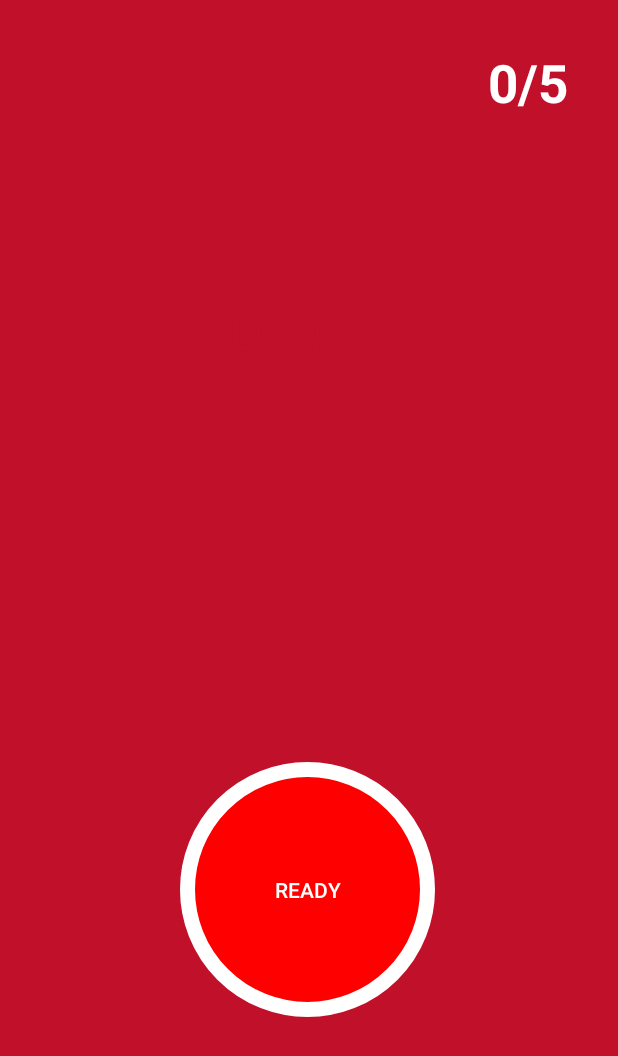
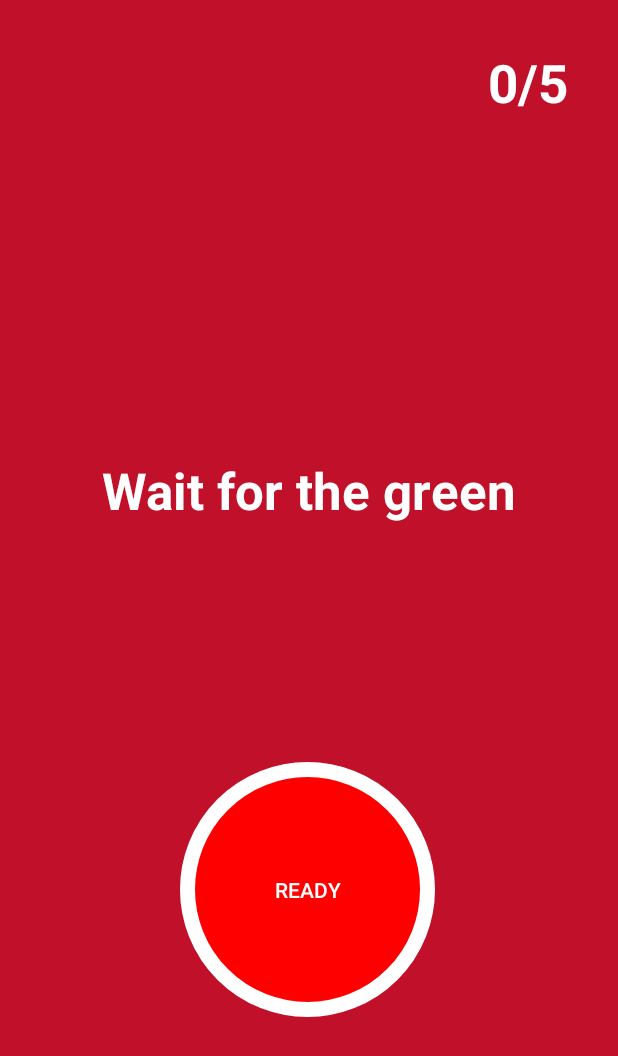
Before and after one commit to JangWoojun/Click_Game, an Android app: the GameActivity screen opened directly, with no data from a screen before it, on a phone screen of 412 x 824 dp. Shown: the top 1056 px of the screen. Run offline under Robolectric (Android 15) with nearby library versions, the phone set to English and light mode, and no system bars; Roboto replaces fonts that are not available here.

Commit message:
2022/10/12 클릭 시 나오는 텍스트 추가

```diff
--- a/app/src/main/res/layout/activity_game.xml
+++ b/app/src/main/res/layout/activity_game.xml
@@ -8,21 +8,49 @@
     android:background="#c0102a"
     android:id="@+id/gameLayout">
 
+    <TextView
+        android:id="@+id/clickText"
+        android:layout_width="wrap_content"
+        android:layout_height="wrap_content"
+        android:text="Click!"
+        android:textColor="@color/white"
+        android:textSize="34sp"
+        android:textStyle="bold"
+        android:visibility="invisible"
+        app:layout_constraintBottom_toBottomOf="parent"
+        app:layout_constraintEnd_toEndOf="parent"
+        app:layout_constraintStart_toStartOf="parent"
+        app:layout_constraintTop_toTopOf="parent"
+        app:layout_constraintVertical_bias="0.389" />
 
     <TextView
-        android:textColor="#c0102a"
+        android:id="@+id/waitText"
+        android:layout_width="wrap_content"
+        android:layout_height="wrap_content"
+        android:text="Wait for the green"
+        android:textColor="@color/white"
         android:textSize="34sp"
         android:textStyle="bold"
-        android:text="000ms"
+        app:layout_constraintBottom_toBottomOf="parent"
+        app:layout_constraintEnd_toEndOf="parent"
+        app:layout_constraintStart_toStartOf="parent"
+        app:layout_constraintTop_toTopOf="parent"
+        app:layout_constraintVertical_bias="0.39" />
+
+    <TextView
         android:id="@+id/timeCheck"
         android:layout_width="wrap_content"
         android:layout_height="wrap_content"
+        android:text="000ms"
+        android:textColor="@color/white"
+        android:textSize="54sp"
+        android:textStyle="bold"
+        android:visibility="invisible"
         app:layout_constraintBottom_toBottomOf="parent"
         app:layout_constraintEnd_toEndOf="parent"
-        app:layout_constraintHorizontal_bias="0.498"
         app:layout_constraintStart_toStartOf="parent"
         app:layout_constraintTop_toTopOf="parent"
-        app:layout_constraintVertical_bias="0.254" />
+        app:layout_constraintVertical_bias="0.192" />
 
     <TextView
         android:id="@+id/count"
```
